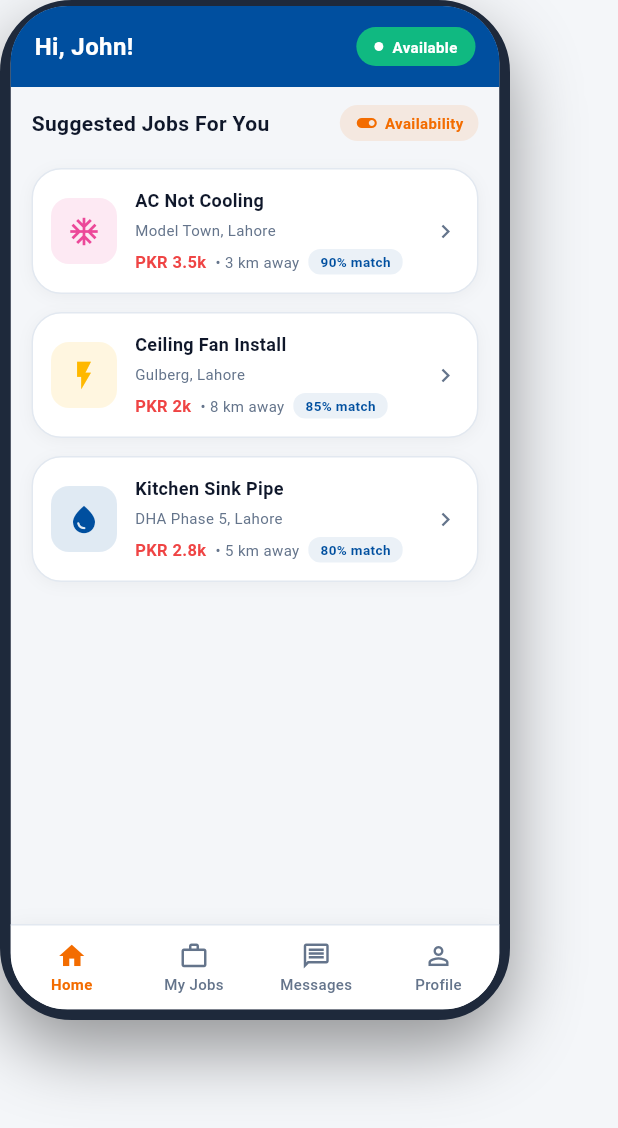
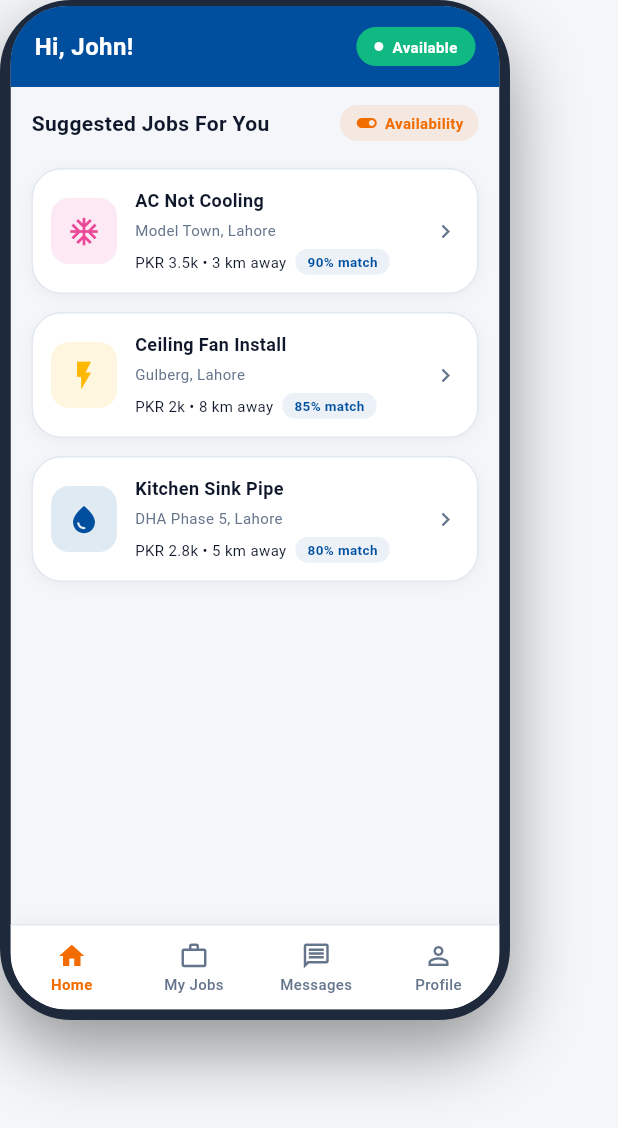
Before and after one commit to MesumAbbas1212/Quick-Fix, a Flutter app: the WorkerDashboardScreen screen opened directly with empty values, on a phone screen of 412 x 824 dp. Shown: the top 1128 px of the screen. Run offline on Flutter 3.47's test engine with Material 3 defaults, Android fonts, the phone set to English and light mode, and no system bars; our stand-ins replace cloud_firestore, firebase_auth, geolocator, image_picker, shared_preferences; missing offline and left inert: google_mlkit_image_labeling; accounts and stored records are empty; network calls fail.

Commit message:
chore: final QA fixes (unused imports cleanup)

```diff
--- a/mobile/lib/features/auth/presentation/app_shell.dart
+++ b/mobile/lib/features/auth/presentation/app_shell.dart
@@ -1,5 +1,4 @@
 import 'package:flutter/material.dart';
-import 'package:quickfix/features/auth/presentation/auth_screens.dart';
 import 'package:quickfix/features/jobs/presentation/find_jobs_screen.dart';
 import 'package:quickfix/features/jobs/presentation/worker_dashboard_screen.dart';
 import 'package:quickfix/shared/models/user_model.dart';
--- a/mobile/lib/features/jobs/presentation/worker_dashboard_screen.dart
+++ b/mobile/lib/features/jobs/presentation/worker_dashboard_screen.dart
@@ -297,18 +297,14 @@ class _WorkerDashboardScreenState extends State<WorkerDashboardScreen> {
                   const SizedBox(height: 6),
                   Row(
                     children: [
-                      Text(
-                        'PKR ${_formatBudget(job.budgetMax)}',
-                        style: const TextStyle(
-                          fontSize: 11,
-                          fontWeight: FontWeight.w700,
-                          color: AppTheme.textRed,
+                      Flexible(
+                        child: Text(
+                          'PKR ${_formatBudget(job.budgetMax)}'
+                          ' • ${index == 0 ? 3 : index == 1 ? 8 : 5} km away',
+                          maxLines: 1,
+                          overflow: TextOverflow.ellipsis,
+                          style: const TextStyle(fontSize: 10),
                         ),
-                      ),
-                      const SizedBox(width: 6),
-                      Text(
-                        '• ${index == 0 ? 3 : index == 1 ? 8 : 5} km away',
-                        style: const TextStyle(fontSize: 10, color: AppTheme.textMuted),
                       ),
                       const SizedBox(width: 6),
                       Container(
```
Also changed, not shown: 1 other file.
